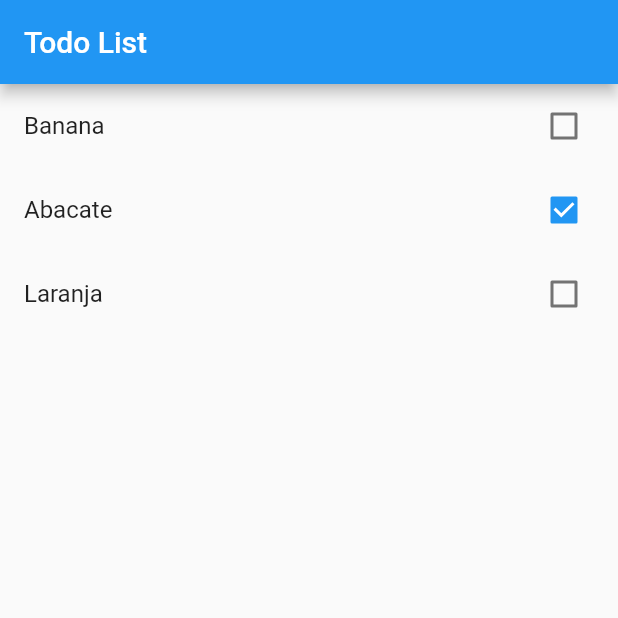
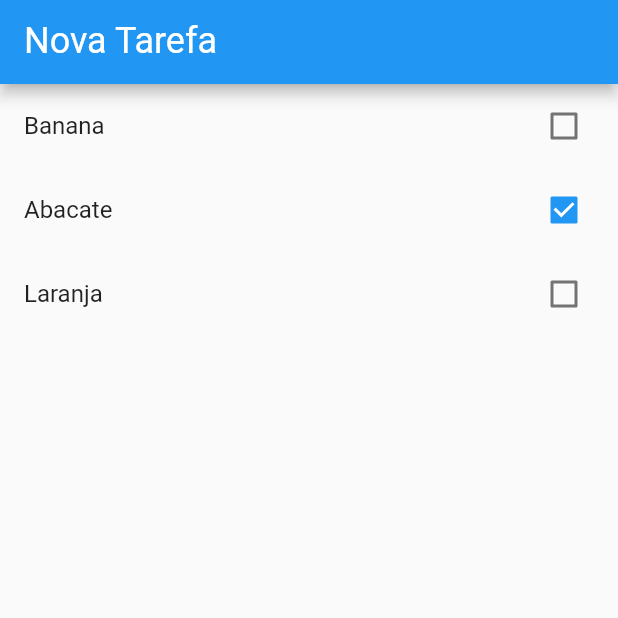
Before and after one commit to danielrosasilveira/flutter_todo, a Flutter app: the screen it shows after launch, on a phone screen of 412 x 824 dp, the top half of it. Run offline on Flutter 3.47's test engine with Material 2 defaults, Android fonts, the phone set to English and light mode, and no system bars.

Commit message:
TextFormField

```diff
--- a/lib/main.dart
+++ b/lib/main.dart
@@ -29,11 +29,24 @@ class HomePage extends StatefulWidget {
 }
 
 class _HomePageState extends State<HomePage> {
+  var newTaskCtrl = TextEditingController();
   @override
   Widget build(BuildContext context) {
     return Scaffold(
       appBar: AppBar(
-        title: Text("Todo List"),
+        title: TextFormField(
+            controller: newTaskCtrl,
+            keyboardType: TextInputType.text,
+            style: TextStyle(
+              color: Colors.white,
+              fontSize: 24,
+            ),
+            decoration: InputDecoration(
+              labelText: "Nova Tarefa",
+              labelStyle: TextStyle(
+                color: Colors.white,
+              ),
+            )),
       ),
       body: ListView.builder(
         itemCount: widget.items.length,
```
